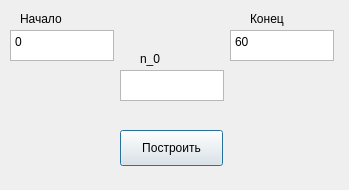
Above: ui/DelayedSingleImpulse.ui from FroggyKwa/SignalAnalyzer before the change. Below: the same form after it.
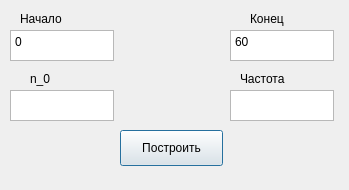
That is the form after the change.

Commit message: delayed single impulse and plot drawing

Patch:
```diff
--- a/ui/DelayedSingleImpulse.ui
+++ b/ui/DelayedSingleImpulse.ui
@@ -54,8 +54,8 @@
   <widget class="QPlainTextEdit" name="n_0">
    <property name="geometry">
     <rect>
-     <x>120</x>
-     <y>70</y>
+     <x>10</x>
+     <y>90</y>
      <width>104</width>
      <height>31</height>
     </rect>
@@ -77,8 +77,8 @@
   <widget class="QLabel" name="label_2">
    <property name="geometry">
     <rect>
-     <x>140</x>
-     <y>50</y>
+     <x>30</x>
+     <y>70</y>
      <width>66</width>
      <height>18</height>
     </rect>
@@ -113,6 +113,29 @@
     <string>Построить</string>
    </property>
   </widget>
+  <widget class="QPlainTextEdit" name="frequency_text_edit">
+   <property name="geometry">
+    <rect>
+     <x>230</x>
+     <y>90</y>
+     <width>104</width>
+     <height>31</height>
+    </rect>
+   </property>
+  </widget>
+  <widget class="QLabel" name="label_4">
+   <property name="geometry">
+    <rect>
+     <x>240</x>
+     <y>70</y>
+     <width>66</width>
+     <height>18</height>
+    </rect>
+   </property>
+   <property name="text">
+    <string>Частота</string>
+   </property>
+  </widget>
  </widget>
  <resources/>
  <connections/>
```
The commit also changes 5 other files.
